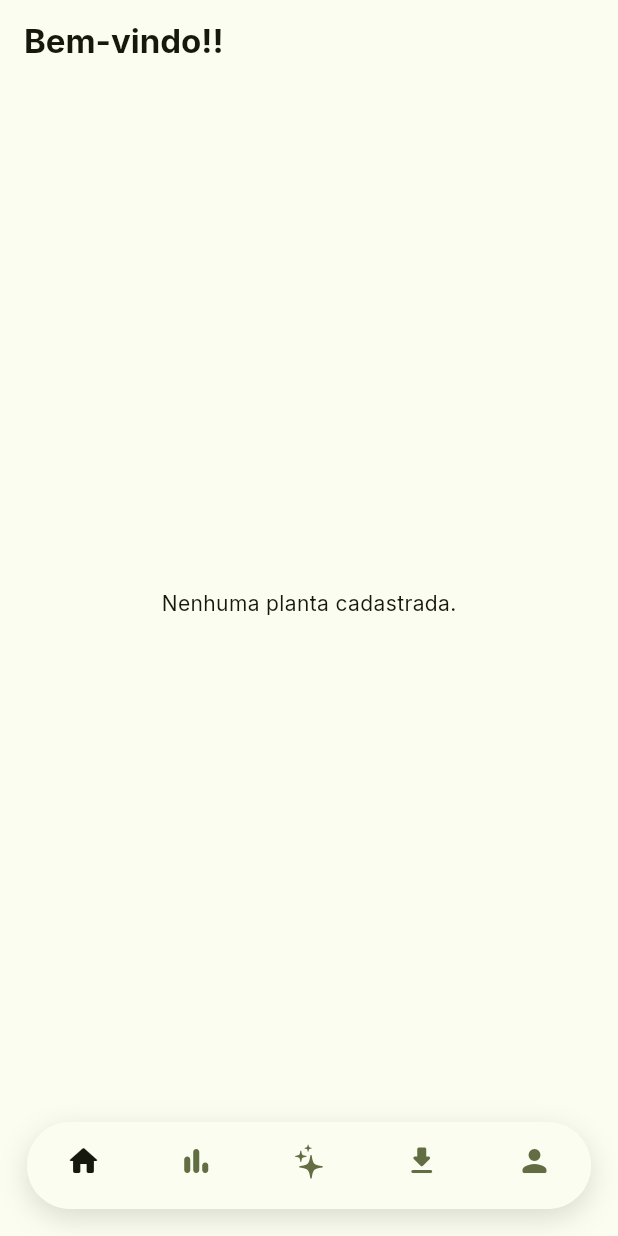
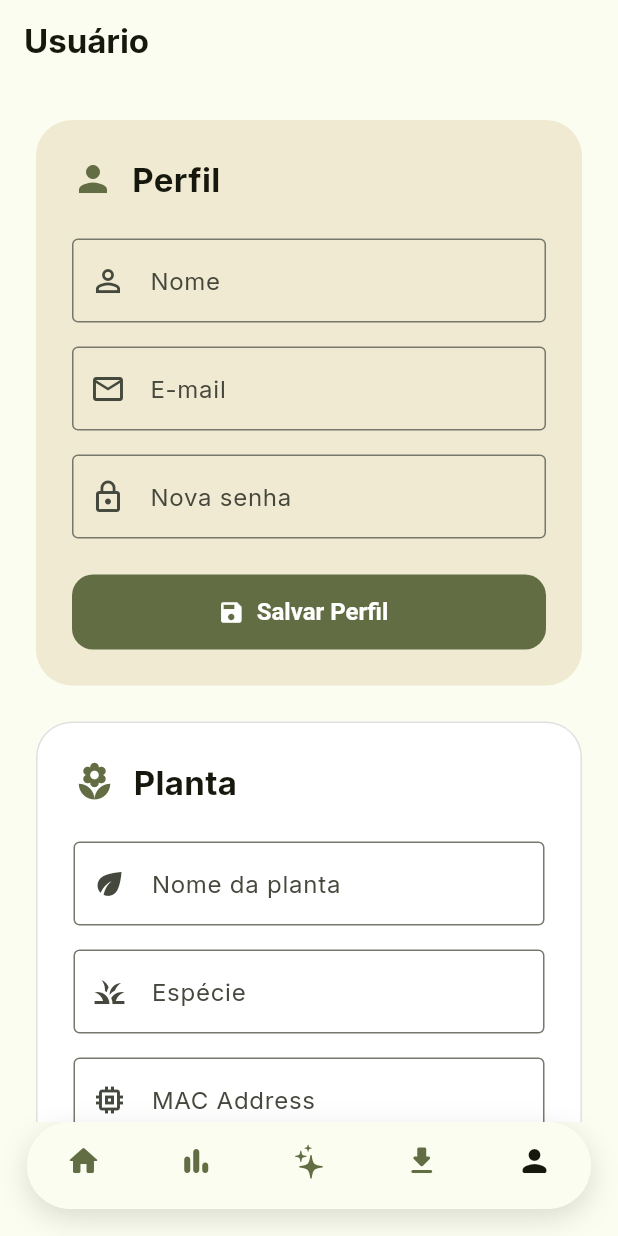
Before and after one commit to whosmitri/lumees-yapplant, a Flutter app: the AppBottomNavigation widget shown alone on an empty page, opened directly, item 5 of the bottom bar chosen, on a phone screen of 412 x 824 dp. Run offline on Flutter 3.47's test engine with Material 3 defaults, Android fonts, the phone set to English and light mode, and no system bars; our stand-ins replace cloud_firestore, firebase_auth, firebase_core, fl_chart, geolocator, google_fonts; accounts and stored records are empty; generated files the repository leaves out were written again.

Commit message:
Adicionada tela de usuario

```diff
--- a/mobile/lumeesyapp/lib/main.dart
+++ b/mobile/lumeesyapp/lib/main.dart
@@ -10,7 +10,7 @@ import 'pages/TelaDashboard.dart';
 import 'pages/TelaRelatorio.dart';
 import 'pages/TelaDiagnostico.dart';
 import 'pages/TelaAddPlanta.dart';
-//import 'pages/TelaUsuario.dart';
+import 'pages/TelaUsuario.dart';
 
 
 Future<void> main() async {
@@ -45,7 +45,7 @@ class LumeesApp extends StatelessWidget {
         '/dashboard': (_) => const TelaDashboardWidget(),
         '/diagnostico': (_) => const TelaDiagnostico(),
         '/relatorio': (_) => const TelaRelatorio(),
-        // // '/autenticacao': (_) => const TelaUsuario(),
+        '/usuario': (_) => const TelaUsuario(),
       },
     );
   }
--- /dev/null
+++ b/mobile/lumeesyapp/lib/pages/TelaUsuario.dart
@@ -0,0 +1,586 @@
+import 'package:flutter/material.dart';
+import '../theme/app_theme.dart';
+import '../widgets/app_bottom_navigation.dart';
+import 'package:firebase_auth/firebase_auth.dart';
+import '../services/location_service.dart';
+import 'package:cloud_firestore/cloud_firestore.dart';
+
+class TelaUsuario extends StatefulWidget {
+	const TelaUsuario({super.key});
+
+	@override
+	State<TelaUsuario> createState() => _TelaUsuarioState();
+}
+
+class _TelaUsuarioState extends State<TelaUsuario> {
+	final LocationService _locationService = LocationService();
+
+	// USUÁRIO
+
+	final TextEditingController nomeController =
+		TextEditingController();
+
+	final TextEditingController emailController =
+		TextEditingController();
+
+	final TextEditingController senhaController =
+		TextEditingController();
+
+	// PLANTA
+
+	final TextEditingController plantaController =
+		TextEditingController();
+
+	final TextEditingController especieController =
+		TextEditingController();
+
+	final TextEditingController macController =
+		TextEditingController();
+
+	// CONFIGURAÇÕES
+
+	bool notificacoes = true;
+
+	bool localizacao = true;
+
+	bool carregando = false;
+
+	@override
+	void initState() {
+		super.initState();
+
+		carregarDados();
+	}
+
+	@override
+	void dispose() {
+		nomeController.dispose();
+		emailController.dispose();
+		senhaController.dispose();
+
+		plantaController.dispose();
+		especieController.dispose();
+		macController.dispose();
+
+		super.dispose();
+	}
+
+    Future<void> carregarDados() async {
+
+        try {
+
+            final user = FirebaseAuth.instance.currentUser;
+
+            if (user == null) return;
+
+            emailController.text = user.email ?? '';
+
+            final usuarioDoc = await FirebaseFirestore.instance
+                .collection('usuarios')
+                .doc(user.uid)
+                .get();
+
+            if (!usuarioDoc.exists) return;
+
+            final usuario = usuarioDoc.data()!;
+
+            nomeController.text =
+                usuario['nome'] ?? '';
+
+            notificacoes =
+                usuario['notificacoes'] ?? true;
+
+            localizacao =
+                usuario['localizacao'] ?? true;
+
+            final idPlanta =
+                usuario['id_planta'];
+
+            if (idPlanta != null &&
+                idPlanta.toString().isNotEmpty) {
+
+                final plantaDoc = await FirebaseFirestore.instance
+                    .collection('plantas')
+                    .doc(idPlanta)
+                    .get();
+
+                if (plantaDoc.exists) {
+
+                    final planta = plantaDoc.data()!;
+
+                    plantaController.text =
+                        planta['nome_apelido'] ?? '';
+
+                    especieController.text =
+                        planta['id_especie']?.toString() ?? '';
+
+                    macController.text =
+                        planta['mac_hardware'] ?? '';
+                }
+            }
+
+            if (mounted) {
+                setState(() {});
+            }
+
+        } catch (e) {
+
+            debugPrint(
+                'Erro ao carregar usuário: $e',
+            );
+        }
+    }
+
+    Future<void> salvarPerfil() async {
+
+        try {
+
+            final user = FirebaseAuth.instance.currentUser;
+
+            if (user == null) return;
+
+            await FirebaseFirestore.instance
+                .collection('usuarios')
+                .doc(user.uid)
+                .update({
+                    'nome': nomeController.text.trim(),
+                    'email': emailController.text.trim(),
+                });
+
+            if (!mounted) return;
+
+            ScaffoldMessenger.of(context).showSnackBar(
+                const SnackBar(
+                    content: Text(
+                        'Perfil atualizado!',
+                    ),
+                ),
+            );
+
+        } catch (e) {
+
+            ScaffoldMessenger.of(context).showSnackBar(
+                SnackBar(
+                    content: Text(e.toString()),
+                ),
+            );
+
+        }
+    }
+
+    Future<void> salvarPlanta() async {
+
+        try {
+
+            final user = FirebaseAuth.instance.currentUser;
+
+            if (user == null) return;
+
+            final usuarioDoc = await FirebaseFirestore.instance
+                .collection('usuarios')
+                .doc(user.uid)
+                .get();
+
+            if (!usuarioDoc.exists) return;
+
+            final idPlanta =
+                usuarioDoc.data()?['id_planta'];
+
+            if (idPlanta == null ||
+                idPlanta.toString().isEmpty) {
+
+                throw Exception(
+                    'Usuário não possui planta cadastrada.',
+                );
+            }
+
+            await FirebaseFirestore.instance
+                .collection('plantas')
+                .doc(idPlanta)
+                .update({
+
+                    'nome_apelido':
+                        plantaController.text.trim(),
+
+                    'id_especie':
+                        especieController.text.trim(),
+
+                    'mac_hardware':
+                        macController.text.trim(),
+
+                });
+
+            if (!mounted) return;
+
+            ScaffoldMessenger.of(context).showSnackBar(
+                const SnackBar(
+                    content: Text(
+                        'Planta atualizada!',
+                    ),
+                ),
+            );
+
+        } catch (e) {
+
+            if (!mounted) return;
+
+            ScaffoldMessenger.of(context).showSnackBar(
+                SnackBar(
+                    content: Text(
+                        e.toString(),
+                    ),
+                ),
+            );
+        }
+    }
+
+    Future<void> salvarPreferencias() async {
+
+        try {
+
+            final user =
+                FirebaseAuth.instance.currentUser;
+
+            if (user == null) return;
+
+            await FirebaseFirestore.instance
+                .collection('usuarios')
+                .doc(user.uid)
+                .update({
+
+                    'notificacoes':
+                        notificacoes,
+
+                    'localizacao':
+                        localizacao,
+
+                });
+
+        } catch (e) {
+
+            debugPrint(e.toString());
+
+        }
+    }
+
+    Future<void> logout() async {
+
+        await FirebaseAuth.instance.signOut();
+
+        if (!mounted) return;
+
+        Navigator.pushReplacementNamed(
+            context,
+            '/autenticacao',
+        );
+    }
+
+	@override
+	Widget build(BuildContext context) {
+
+		return Scaffold(
+
+			appBar: AppBar(
+				title: const Text("Usuário"),
+				automaticallyImplyLeading: false,
+			),
+
+			body: SafeArea(
+				child: Center(
+					child: ConstrainedBox(
+						constraints: const BoxConstraints(
+							maxWidth: 650,
+						),
+						child: SingleChildScrollView(
+							padding: const EdgeInsets.all(24),
+
+							child: Column(
+
+								children: [
+									// PERFIL
+                                    Container(
+                                        padding: const EdgeInsets.all(24),
+                                        decoration: BoxDecoration(
+                                            color: AppTheme.auxSand,
+                                            borderRadius: BorderRadius.circular(24),
+                                        ),
+                                        child: Column(
+                                            crossAxisAlignment: CrossAxisAlignment.start,
+                                            children: [
+
+                                                const Row(
+                                                    children: [
+                                                        Icon(
+                                                            Icons.person,
+                                                            size: 28,
+                                                        ),
+                                                        SizedBox(width: 12),
+                                                        Text(
+                                                            'Perfil',
+                                                            style: TextStyle(
+                                                                fontSize: 22,
+                                                                fontWeight: FontWeight.bold,
+                                                            ),
+                                                        ),
+                                                    ],
+                                                ),
+
+                                                const SizedBox(height: 24),
+
+                                                TextField(
+                                                    controller: nomeController,
+                                                    decoration: const InputDecoration(
+                                                        labelText: 'Nome',
+                                                        border: OutlineInputBorder(),
+                                                        prefixIcon: Icon(Icons.person_outline),
+                                                    ),
+                                                ),
+
+                                                const SizedBox(height: 16),
+
+                                                TextField(
+                                                    controller: emailController,
+                                                    decoration: const InputDecoration(
+                                                        labelText: 'E-mail',
+                                                        border: OutlineInputBorder(),
+                                                        prefixIcon: Icon(Icons.email_outlined),
+                                                    ),
+                                                ),
+
+                                                const SizedBox(height: 16),
+
+                                                TextField(
+                                                    controller: senhaController,
+                                                    obscureText: true,
+                                                    decoration: const InputDecoration(
+                                                        labelText: 'Nova senha',
+                                                        border: OutlineInputBorder(),
+                                                        prefixIcon: Icon(Icons.lock_outline),
+                                                    ),
+                                                ),
+
+                                                const SizedBox(height: 24),
+
+                                                SizedBox(
+                                                    width: double.infinity,
+                                                    height: 50,
+                                                    child: ElevatedButton.icon(
+                                                        onPressed: salvarPerfil,
+                                                        icon: const Icon(Icons.save),
+                                                        label: const Text(
+                                                            'Salvar Perfil',
+                                                        ),
+                                                        style: ElevatedButton.styleFrom(
+                                                            backgroundColor: AppTheme.auxOlive,
+                                                            foregroundColor: Colors.white,
+                                                        ),
+                                                    ),
+                                                ),
+                                            ],
+                                        ),
+                                    ),
+
+                                    const SizedBox(height: 24),
+									// PLANTA
+                                    Container(
+                                        padding: const EdgeInsets.all(24),
+                                        decoration: BoxDecoration(
+                                            color: Colors.white,
+                                            borderRadius: BorderRadius.circular(24),
+                                            border: Border.all(
+                                                color: Colors.grey.shade300,
+                                            ),
+                                        ),
+                                        child: Column(
+                                            crossAxisAlignment: CrossAxisAlignment.start,
+                                            children: [
+
+                                                const Row(
+                                                    children: [
+                                                        Icon(
+                                                            Icons.local_florist,
+                                                            size: 28,
+                                                        ),
+                                                        SizedBox(width: 12),
+                                                        Text(
+                                                            'Planta',
+                                                            style: TextStyle(
+                                                                fontSize: 22,
+                                                                fontWeight: FontWeight.bold,
+                                                            ),
+                                                        ),
+                                                    ],
+                                                ),
+
+                                                const SizedBox(height: 24),
+
+                                                TextField(
+                                                    controller: plantaController,
+                                                    decoration: const InputDecoration(
+                                                        labelText: 'Nome da planta',
+                                                        border: OutlineInputBorder(),
+                                                        prefixIcon: Icon(Icons.eco),
+                                                    ),
+                                                ),
+
+                                                const SizedBox(height: 16),
+
+                                                TextField(
+                                                    controller: especieController,
+                                                    decoration: const InputDecoration(
+                                                        labelText: 'Espécie',
+                                                        border: OutlineInputBorder(),
+                                                        prefixIcon: Icon(Icons.grass),
+                                                    ),
+                                                ),
+
+                                                const SizedBox(height: 16),
+
+                                                TextField(
+                                                    controller: macController,
+                                                    decoration: const InputDecoration(
+                                                        labelText: 'MAC Address',
+                                                        border: OutlineInputBorder(),
+                                                        prefixIcon: Icon(Icons.memory),
+                                                    ),
+                                                ),
+
+                                                const SizedBox(height: 24),
+
+                                                SizedBox(
+                                                    width: double.infinity,
+                                                    height: 50,
+                                                    child: ElevatedButton.icon(
+                                                        onPressed: salvarPlanta,
+                                                        icon: const Icon(Icons.save),
+                                                        label: const Text(
+                                                            'Salvar Planta',
+                                                        ),
+                                                        style: ElevatedButton.styleFrom(
+                                                            backgroundColor: AppTheme.auxOlive,
+                                                            foregroundColor: Colors.white,
+                                                        ),
+                                                    ),
+                                                ),
+                                            ],
+                                        ),
+                                    ),
+
+                                    const SizedBox(height: 24),
+									// CONFIGURAÇÕES
+                                    Container(
+                                        padding: const EdgeInsets.all(24),
+                                        decoration: BoxDecoration(
+                                            color: AppTheme.auxSand,
+                                            borderRadius: BorderRadius.circular(24),
+                                        ),
+                                        child: Column(
+                                            crossAxisAlignment: CrossAxisAlignment.start,
+                                            children: [
+
+                                                const Row(
+                                                    children: [
+                                                        Icon(
+                                                            Icons.settings,
+                                                            size: 28,
+                                                        ),
+                                                        SizedBox(width: 12),
+                                                        Text(
+                                                            'Configurações',
+                                                            style: TextStyle(
+                                                                fontSize: 22,
+                                                                fontWeight: FontWeight.bold,
+                                                            ),
+                                                        ),
+                                                    ],
+                                                ),
+
+                                                const SizedBox(height: 24),
+
+                                                SwitchListTile(
+                                                    title: const Text('Permitir localização'),
+                                                    subtitle: const Text(
+                                                        'Utilizar a localização do dispositivo',
+                                                    ),
+                                                    value: localizacao,
+                                                    activeColor: AppTheme.auxOlive,
+                                                    onChanged: (value) async {
+
+                                                        try {
+
+                                                            if (value) {
+                                                                await _locationService.getCurrentLocation();
+                                                            }
+
+                                                            setState(() {
+                                                                localizacao = value;
+                                                            });
+
+                                                            await salvarPreferencias();
+
+                                                        } catch (e) {
+
+                                                            if (!mounted) return;
+
+                                                            ScaffoldMessenger.of(context).showSnackBar(
+                                                                SnackBar(
+                                                                    content: Text(e.toString()),
+                                                                ),
+                                                            );
+                                                        }
+                                                    },
+                                                ),
+
+                                                const Divider(),
+
+                                                SwitchListTile(
+                                                    title: const Text('Receber notificações'),
+                                                    subtitle: const Text(
+                                                        'Alertas sobre sua planta',
+                                                    ),
+                                                    value: notificacoes,
+                                                    activeColor: AppTheme.auxOlive,
+                                                    onChanged: (value) async {
+
+                                                        setState(() {
+                                                            notificacoes = value;
+                                                        });
+
+                                                        await salvarPreferencias();
+                                                    },
+                                                ),
+                                            ],
+                                        ),
+                                    ),
+
+                                    const SizedBox(height: 24),
+									// LOGOUT
+                                    SizedBox(
+                                        width: double.infinity,
+                                        height: 52,
+                                        child: ElevatedButton.icon(
+                                            onPressed: logout,
+                                            icon: const Icon(Icons.logout),
+                                            label: const Text(
+                                                'Sair da conta',
+                                            ),
+                                            style: ElevatedButton.styleFrom(
+                                                backgroundColor: AppTheme.auxDanger,
+                                                foregroundColor: Colors.white,
+                                            ),
+                                        ),
+                                    ),
+								],
+
+							),
+						),
+					),
+				),
+			),
+
+			bottomNavigationBar: const AppBottomNavigation(
+				currentIndex: 4,
+			),
+		);
+	}
+}
--- a/mobile/lumeesyapp/lib/widgets/app_bottom_navigation.dart
+++ b/mobile/lumeesyapp/lib/widgets/app_bottom_navigation.dart
@@ -33,9 +33,9 @@ class AppBottomNavigation extends StatelessWidget {
         route = '/relatorio';
         break;
 
-      //case 4:
-      // route = '/usuario';
-      //  break;
+      case 4:
+        route = '/usuario';
+        break;
 
       default:
         route = '/jardim';;
```
